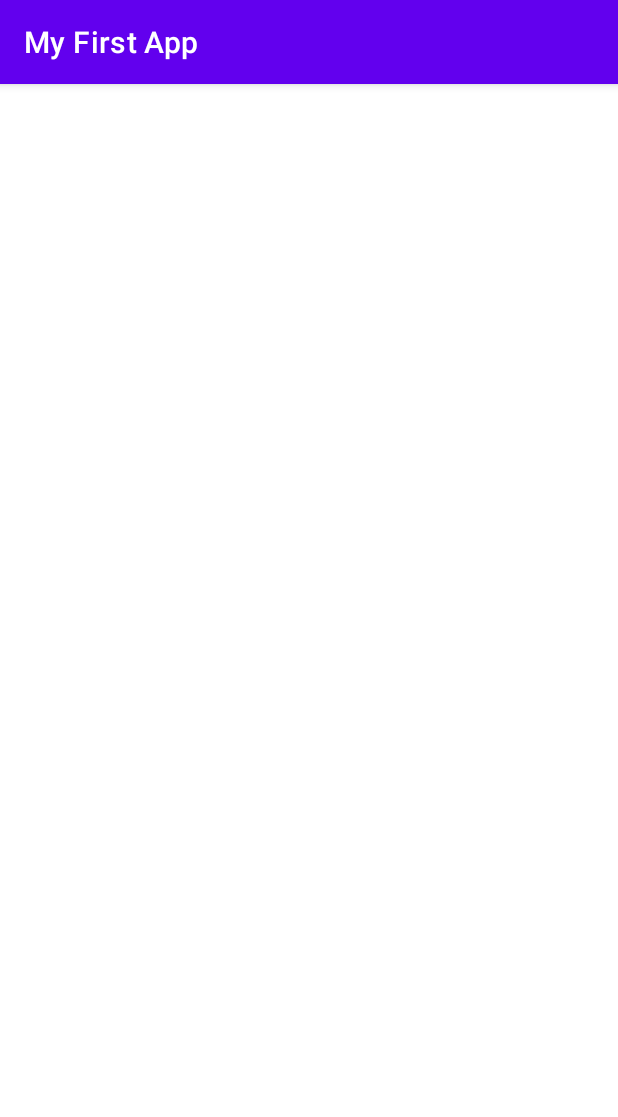
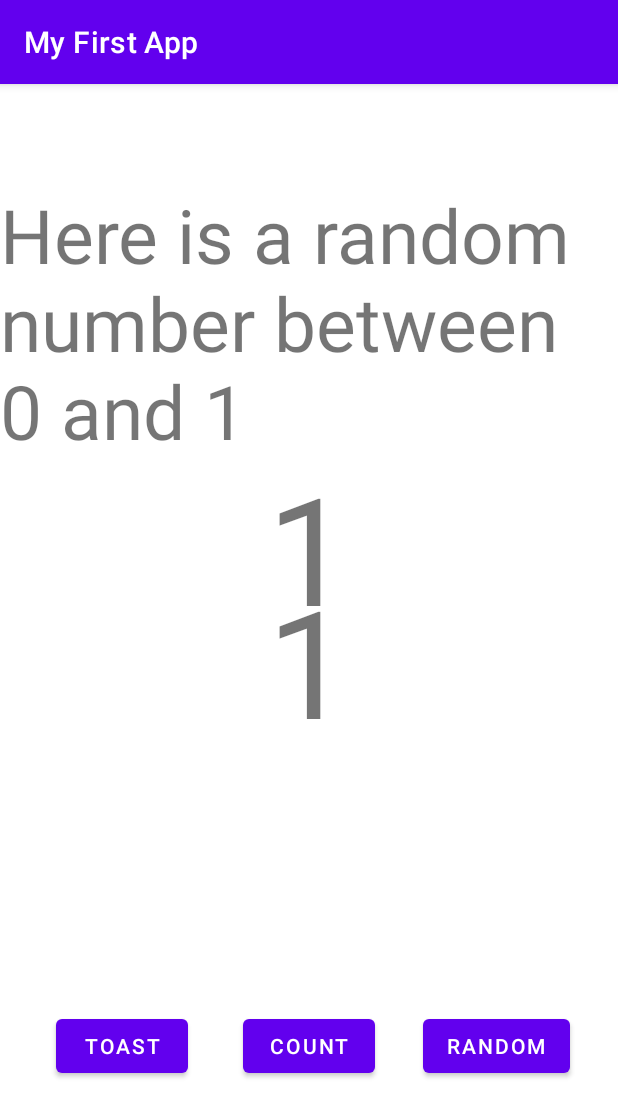
Before and after one commit to BCSDLab-Android-Beginner-22-1/BCSD-Beginnar-leedohyung28, an Android app: the screen it shows after launch (SecondActivity before the commit, MainActivity after it), after a tap on "RANDOM", on a phone screen of 412 x 824 dp. Shown: the top 1117 px of the screen. Run offline under Robolectric (Android 15) with nearby library versions, the phone set to English and light mode, and no system bars; 2 other taps on this screen came first.

Commit message:
Assignment 5

```diff
--- a/app/build.gradle
+++ b/app/build.gradle
@@ -38,6 +38,7 @@ dependencies {
     implementation 'androidx.appcompat:appcompat:1.4.1'
     implementation 'com.google.android.material:material:1.5.0'
     implementation 'androidx.constraintlayout:constraintlayout:2.1.3'
+    implementation 'androidx.legacy:legacy-support-v4:1.0.0'
     testImplementation 'junit:junit:4.13.2'
     androidTestImplementation 'androidx.test.ext:junit:1.1.3'
     androidTestImplementation 'androidx.test.espresso:espresso-core:3.4.0'
--- a/app/src/main/AndroidManifest.xml
+++ b/app/src/main/AndroidManifest.xml
@@ -20,6 +20,7 @@
                 <category android:name="android.intent.category.LAUNCHER" />
             </intent-filter>
         </activity>
+
     </application>
 
 </manifest>
--- a/app/src/main/java/com/example/toast_bcsd_android/MainActivity.kt
+++ b/app/src/main/java/com/example/toast_bcsd_android/MainActivity.kt
@@ -1,24 +1,41 @@
 package com.example.toast_bcsd_android
 
+import android.content.DialogInterface
 import android.content.Intent
 import androidx.appcompat.app.AppCompatActivity
 import android.os.Bundle
-import android.widget.Toast
 import android.widget.TextView
+import androidx.appcompat.app.AlertDialog
+import androidx.fragment.app.Fragment
+import androidx.fragment.app.FragmentActivity
 import kotlinx.android.synthetic.main.activity_main.*
 import kotlinx.android.synthetic.main.activity_second.*
+import android.widget.Toast
 import org.w3c.dom.Text
 
 class MainActivity : AppCompatActivity() {
     override fun onCreate(savedInstanceState: Bundle?) {
         super.onCreate(savedInstanceState)
         setContentView(R.layout.activity_main)
+        var counter : Int = 0;
 
         button_toast.setOnClickListener {
-            Toast.makeText(this@MainActivity, "Toast Message", Toast.LENGTH_SHORT).show()
+            val builder = AlertDialog.Builder(this)
+            builder.setTitle("AlertDialog 타이틀 입니다.")
+            builder.setMessage("AlertDialog")
+            builder.setPositiveButton("초기화") {
+                    dialog, which ->
+                    counter = 0
+                    text_count.text = "$counter"
+                }
+            builder.setNegativeButton("종료") { dialog, which ->
+                }
+            builder.setNeutralButton("메시지") {
+                    dialog, which ->
+                    Toast.makeText(this,"Toast 메시지 입니다.", Toast.LENGTH_SHORT).show()
+                }
+            builder.show()
         }
-
-        var counter : Int = 0;
 
         button_count.setOnClickListener {
             counter++
@@ -26,11 +43,13 @@ class MainActivity : AppCompatActivity() {
         }
 
         button_random.setOnClickListener {
-            counter = (0..counter).random()
-            text_briefing.text = "Here is a random number between 0 and $counter"
-            text_count2.text = "$counter"
-            val intent = Intent(this,SecondActivity::class.java)
-            startActivity(intent)
+            val fragment1 = MainFragment()
+            val bundle = Bundle()
+            bundle.putInt("num1",counter)
+            fragment1.arguments = bundle
+            supportFragmentManager.beginTransaction()
+                .replace(R.id.frame, fragment1)
+                .commit()
         }
     }
 
--- /dev/null
+++ b/app/src/main/java/com/example/toast_bcsd_android/MainFragment.kt
@@ -0,0 +1,44 @@
+package com.example.toast_bcsd_android
+
+import android.content.Context
+import android.os.Bundle
+import androidx.fragment.app.Fragment
+import android.view.LayoutInflater
+import android.view.View
+import android.view.ViewGroup
+import android.widget.TextView
+import kotlinx.android.synthetic.main.fragment_main.*
+
+class MainFragment : Fragment() {
+
+    override fun onCreateView(
+        inflater: LayoutInflater,
+        container: ViewGroup?,
+        savedInstanceState: Bundle?
+    ): View? {
+        return inflater.inflate(R.layout.fragment_main, container, false)
+    }
+/*
+    override fun onCreate(savedInstanceState: Bundle?) {
+        super.onCreate(savedInstanceState)
+        val num1 = arguments?.getInt("num1")
+        val counter = (0..num1!!).random()
+        //val text_briefing = view.findViewById<TextView>(R.id.text_briefing)
+        //val text_count = view.findViewById<TextView>(R.id.text_count)
+        text_briefing.text = "Here is a random number between 0 and $counter"
+        text_count.text = "$counter"
+}
+*/
+    override fun onViewCreated(view: View, savedInstanceState: Bundle?) {
+        super.onViewCreated(view, savedInstanceState)
+        val num1 = arguments?.getInt("num1")
+        val counter = (0..num1!!).random()
+        val text_briefing = view.findViewById<TextView>(R.id.text_briefing)
+        val text_count = view.findViewById<TextView>(R.id.text_count)
+        text_briefing.text = "Here is a random number between 0 and $counter"
+        text_count.text = "$counter"
+
+    }
+
+
+}
--- a/app/src/main/res/layout/activity_main.xml
+++ b/app/src/main/res/layout/activity_main.xml
@@ -49,4 +49,9 @@
         app:layout_constraintStart_toStartOf="parent"
         app:layout_constraintTop_toTopOf="parent" />
 
+    <FrameLayout
+        android:id="@+id/frame"
+        android:layout_width="match_parent"
+        android:layout_height="match_parent" />
+
 </androidx.constraintlayout.widget.ConstraintLayout>
--- /dev/null
+++ b/app/src/main/res/layout/fragment_main.xml
@@ -0,0 +1,28 @@
+<?xml version="1.0" encoding="utf-8"?>
+<androidx.constraintlayout.widget.ConstraintLayout xmlns:android="http://schemas.android.com/apk/res/android"
+    xmlns:app="http://schemas.android.com/apk/res-auto"
+    xmlns:tools="http://schemas.android.com/tools"
+    android:layout_width="match_parent"
+    android:layout_height="match_parent">
+
+    <TextView
+        android:id="@+id/text_count"
+        android:layout_width="wrap_content"
+        android:layout_height="wrap_content"
+        android:textSize="100sp"
+        app:layout_constraintBottom_toBottomOf="parent"
+        app:layout_constraintEnd_toEndOf="parent"
+        app:layout_constraintStart_toStartOf="parent"
+        app:layout_constraintTop_toTopOf="parent" />
+
+    <TextView
+        android:id="@+id/text_briefing"
+        android:layout_width="wrap_content"
+        android:layout_height="wrap_content"
+        android:textSize="50sp"
+        app:layout_constraintBottom_toTopOf="@+id/text_count"
+        app:layout_constraintEnd_toEndOf="parent"
+        app:layout_constraintStart_toStartOf="parent"
+        app:layout_constraintTop_toTopOf="parent" />
+
+</androidx.constraintlayout.widget.ConstraintLayout>
--- a/app/src/main/res/values/strings.xml
+++ b/app/src/main/res/values/strings.xml
@@ -1,3 +1,5 @@
 <resources>
     <string name="app_name">My First App</string>
+    <!-- TODO: Remove or change this placeholder text -->
+    <string name="hello_blank_fragment">Hello blank fragment</string>
 </resources>
--- a/build.gradle
+++ b/build.gradle
@@ -1,7 +1,7 @@
 // Top-level build file where you can add configuration options common to all sub-projects/modules.
 plugins {
-    id 'com.android.application' version '7.1.2' apply false
-    id 'com.android.library' version '7.1.2' apply false
+    id 'com.android.application' version '7.1.3' apply false
+    id 'com.android.library' version '7.1.3' apply false
     id 'org.jetbrains.kotlin.android' version '1.6.21' apply false
 }
 
```
